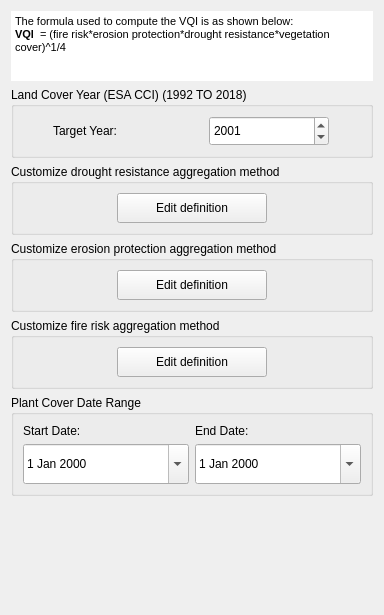
Old version of the form MISLAND/gui/WidgetVQISetup.ui in the repository LocateIT/trends.earth.
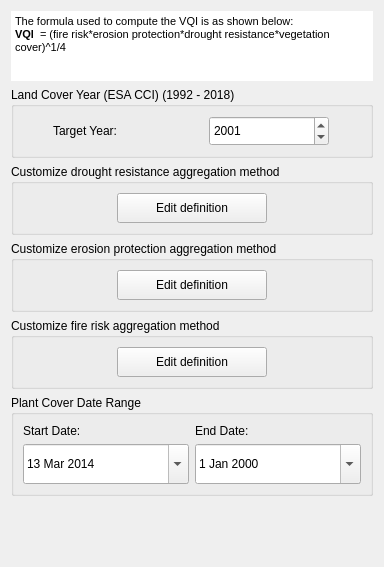
New version of the form.

```diff
--- a/MISLAND/gui/WidgetVQISetup.ui
+++ b/MISLAND/gui/WidgetVQISetup.ui
@@ -7,7 +7,7 @@
     <x>0</x>
     <y>0</y>
     <width>384</width>
-    <height>615</height>
+    <height>567</height>
    </rect>
   </property>
   <property name="sizePolicy">
@@ -50,7 +50,7 @@
       <bool>true</bool>
      </property>
      <property name="title">
-      <string>Land Cover Year (ESA CCI) (1992 TO 2018)</string>
+      <string>Land Cover Year (ESA CCI) (1992 - 2018)</string>
      </property>
      <layout class="QGridLayout" name="gridLayout_3">
       <item row="0" column="0">
@@ -315,6 +315,13 @@
           <height>40</height>
          </size>
         </property>
+        <property name="minimumDate">
+         <date>
+          <year>2014</year>
+          <month>3</month>
+          <day>13</day>
+         </date>
+        </property>
         <property name="calendarPopup">
          <bool>true</bool>
         </property>
```
Left out of the diff: 7 changed lines with no effect on the pictures.
